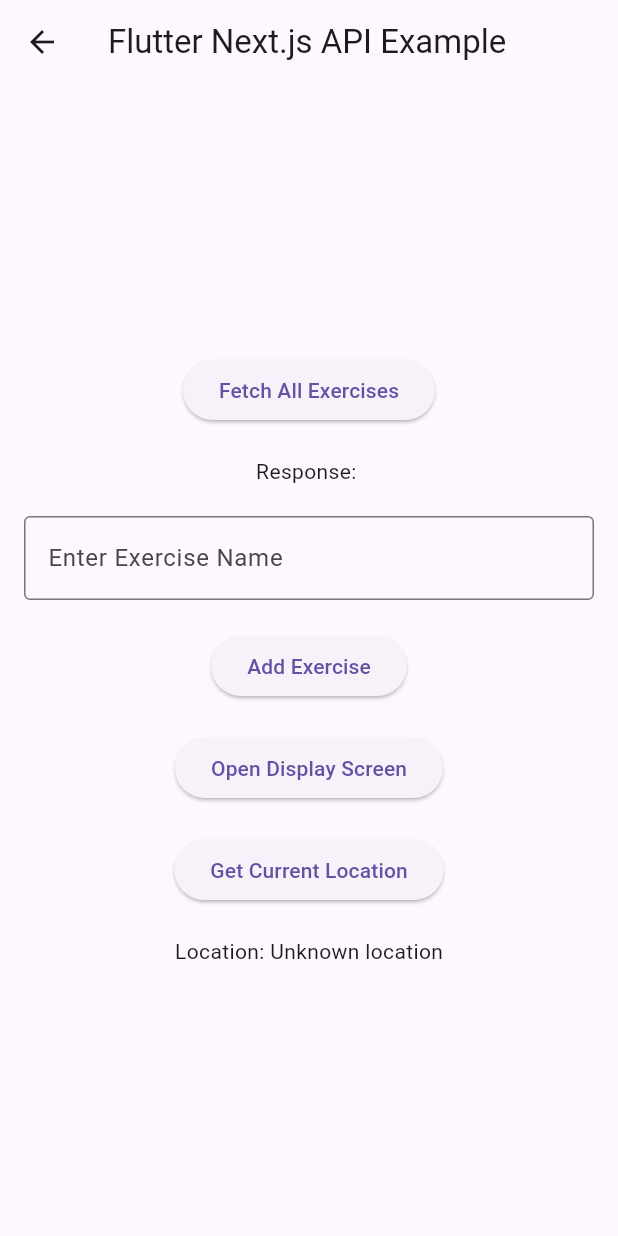
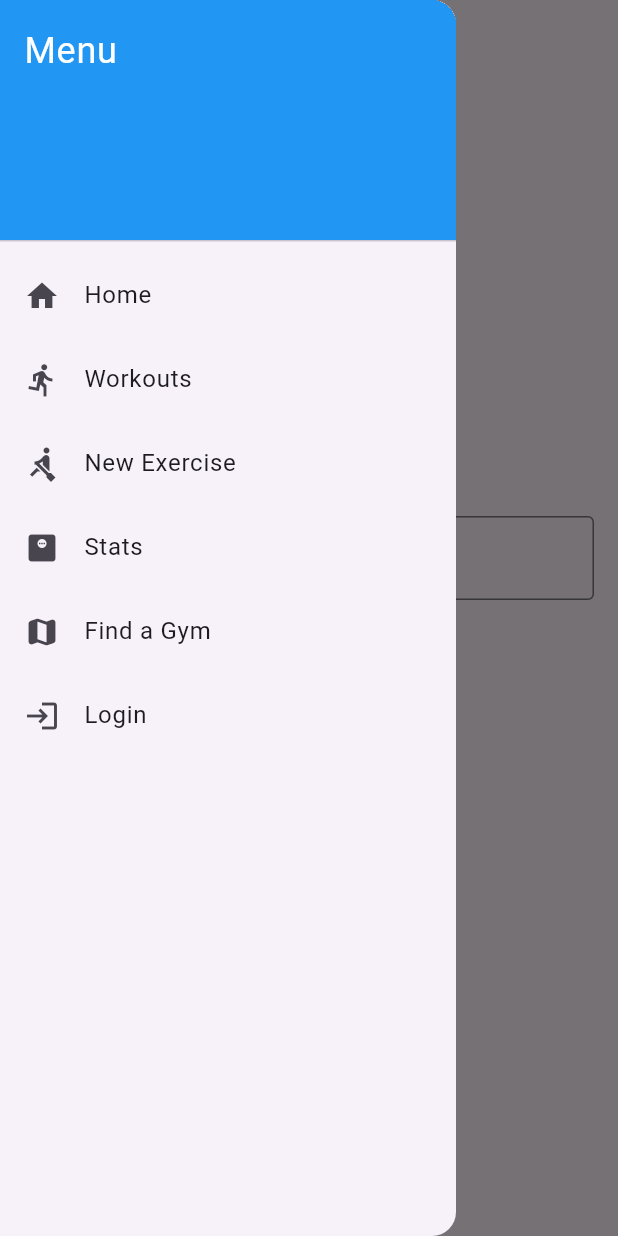
Before and after one commit to Emene-Pesh/MuscleTrackerAndroid, a Flutter app: the MyHomePage screen opened by its route, with the side drawer open (before the commit the screen has no drawer), on a phone screen of 412 x 824 dp. Run offline on Flutter 3.47's test engine with Material 3 defaults, Android fonts, the phone set to English and light mode, and no system bars; our stand-ins replace geolocator.

Commit message:
hamburger component

```diff
--- a/lib/main.dart
+++ b/lib/main.dart
@@ -134,7 +134,76 @@
   Widget build(BuildContext context) {
     return Scaffold(
       appBar: AppBar(
-        title: const Text('Flutter Next.js API Example'),
+        // automaticallyImplyLeading: false,
+        title: const Text('Muscle Tracker'),
+        iconTheme: const IconThemeData(color: Colors.black),
+      ),
+      drawer: Drawer(
+        child: ListView(
+          padding: EdgeInsets.zero,
+          children: <Widget>[
+            const DrawerHeader(
+              decoration: BoxDecoration(
+                color: Colors.blue,
+              ),
+              child: Text(
+                'Menu',
+                style: TextStyle(
+                  color: Colors.white,
+                  fontSize: 24,
+                ),
+              ),
+            ),
+            ListTile(
+              leading: const Icon(Icons.home),
+              title: const Text('Home'),
+              onTap: () {
+                Navigator.pop(context); // Close the drawer
+                Navigator.pushNamed(context, '/home');
+              },
+            ),
+            ListTile(
+              leading: const Icon(Icons.directions_run_outlined),
+              title: const Text('Workouts'),
+              onTap: () {
+                Navigator.pop(context); // Close the drawer
+                Navigator.pushNamed(context, '/Workouts');
+              },
+            ),
+            ListTile(
+              leading: const Icon(Icons.rowing_sharp),
+              title: const Text('New Exercise'),
+              onTap: () {
+                Navigator.pop(context); // Close the drawer
+                Navigator.pushNamed(context, '/newExercise');
+              },
+            ),
+            ListTile(
+              leading: const Icon(Icons.monitor_weight),
+              title: const Text('Stats'),
+              onTap: () {
+                Navigator.pop(context); // Close the drawer
+                Navigator.pushNamed(context, '/stats');
+              },
+            ),
+            ListTile(
+              leading: const Icon(Icons.map_rounded),
+              title: const Text('Find a Gym'),
+              onTap: () {
+                Navigator.pop(context); // Close the drawer
+                Navigator.pushNamed(context, '/findGym');
+              },
+            ),
+            ListTile(
+              leading: const Icon(Icons.login),
+              title: const Text('Login'),
+              onTap: () {
+                Navigator.pop(context); // Close the drawer
+                Navigator.pushNamed(context, '/login');
+              },
+            ),
+          ],
+        ),
       ),
       body: Center(
         child: SingleChildScrollView(
```
